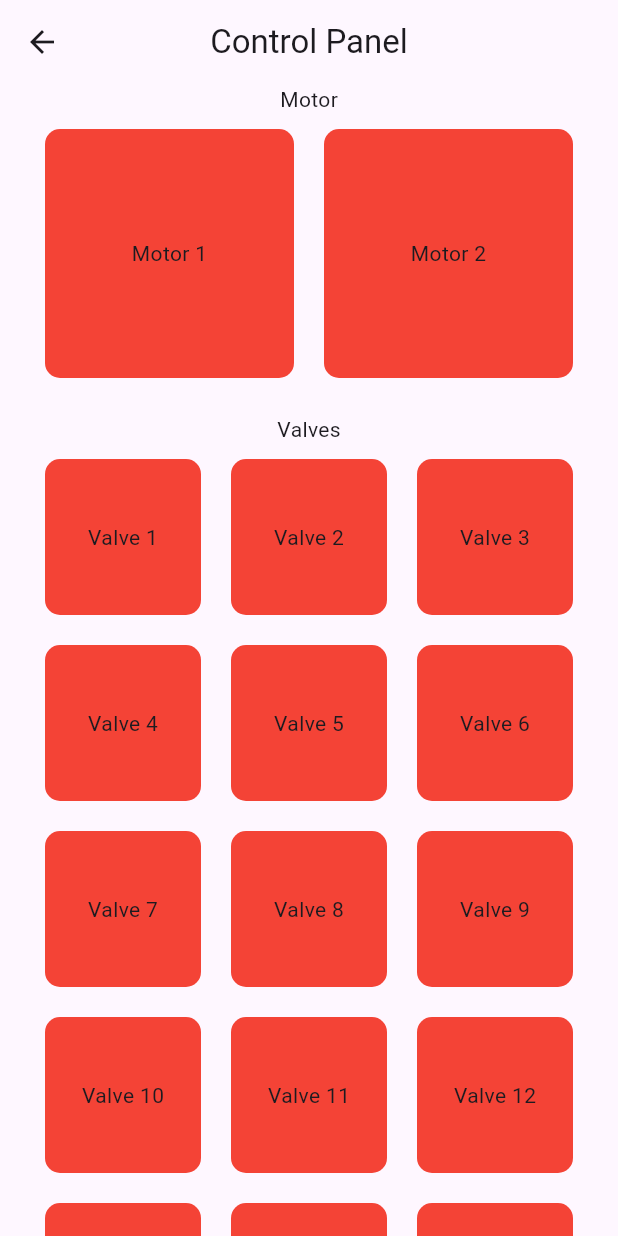
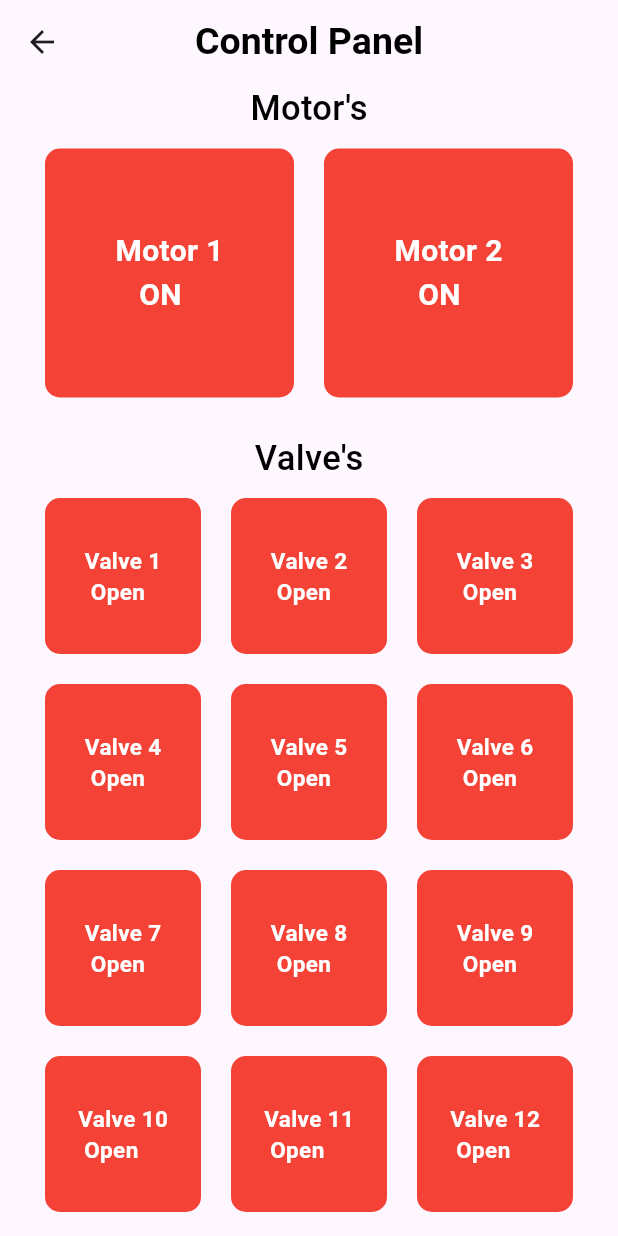
Before and after one commit to BIBINKB97/project-M, a Flutter app: the HomeScreen screen opened by its route, on a phone screen of 412 x 824 dp. Run offline on Flutter 3.47's test engine with Material 3 defaults, Android fonts, the phone set to English and light mode, and no system bars.

Commit message:
made some changes

```diff
--- a/lib/view/home_screen/home_screen.dart
+++ b/lib/view/home_screen/home_screen.dart
@@ -1,28 +1,58 @@
 import 'package:flutter/material.dart';
+import 'package:project_m/utils/utils.dart';
+import 'package:project_m/view/widgets/text_style.dart';
 
-class HomeScreen extends StatefulWidget {
-  const HomeScreen({Key? key}) : super(key: key);
+class HomeScreen
+    extends StatefulWidget {
+  const HomeScreen(
+      {Key?
+          key})
+      : super(key: key);
 
   @override
-  State<HomeScreen> createState() => _HomeScreenState();
+  State<HomeScreen>
+      createState() =>
+          _HomeScreenState();
 }
 
-class _HomeScreenState extends State<HomeScreen> {
-  List<bool> motorStates = List<bool>.generate(2, (index) => false);
-  List<bool> valveStates = List<bool>.generate(50, (index) => false);
+class _HomeScreenState
+    extends State<
+        HomeScreen> {
+  List<bool>
+      motorStates =
+      List<bool>.generate(2,
+          (index) => false);
+  List<bool>
+      valveStates =
+      List<bool>.generate(50,
+          (index) => false);
 
   @override
-  Widget build(BuildContext context) {
+  Widget build(
+      BuildContext
+          context) {
     return Scaffold(
-      appBar: AppBar(
-        title: Text("Control Panel"),
+      appBar:
+          AppBar(
+        title: CustomText(
+          text: "Control Panel",
+          fs: 25,
+          fw: FontWeight.w700,
+          color: kblack,
+        ),
         centerTitle: true,
       ),
-      body: Container(
+      body:
+          Container(
         margin: EdgeInsets.symmetric(horizontal: 20),
         child: Column(
           children: [
-            Text("Motor"),
+            CustomText(
+              text: "Motor's",
+              fs: 23,
+              fw: FontWeight.w500,
+              color: kblack,
+            ),
             Container(
               height: 200,
               width: double.infinity,
@@ -41,14 +71,25 @@ class _HomeScreenState extends State<HomeScreen> {
                         color: motorStates[index] ? Colors.green : Colors.red,
                         borderRadius: BorderRadius.circular(10),
                       ),
-                      child: Center(child: Text("Motor ${index + 1}")),
+                      child: Center(
+                          child: CustomText(
+                        text: "Motor ${index + 1}\n\t  ${motorStates[index] ? "OFF" : "ON"}",
+                        fs: 20,
+                        fw: FontWeight.w700,
+                        color: kwhite,
+                      )),
                     ),
                   );
                 },
                 itemCount: 2,
               ),
             ),
-            Text("Valves"),
+            CustomText(
+              text: "Valve's",
+              fs: 23,
+              fw: FontWeight.w500,
+              color: kblack,
+            ),
             Expanded(
               child: GridView.builder(
                 gridDelegate: SliverGridDelegateWithFixedCrossAxisCount(crossAxisCount: 3),
@@ -65,7 +106,13 @@ class _HomeScreenState extends State<HomeScreen> {
                         color: valveStates[index] ? Colors.green : Colors.red,
                         borderRadius: BorderRadius.circular(10),
                       ),
-                       child: Center(child: Text("Valve ${index + 1}")),
+                      child: Center(
+                          child: CustomText(
+                        text: "Valve ${index + 1}\n\t${valveStates[index] ? "Close" : "Open"}",
+                        fs: 15,
+                        fw: FontWeight.w700,
+                        color: kwhite,
+                      )),
                     ),
                   );
                 },
```
